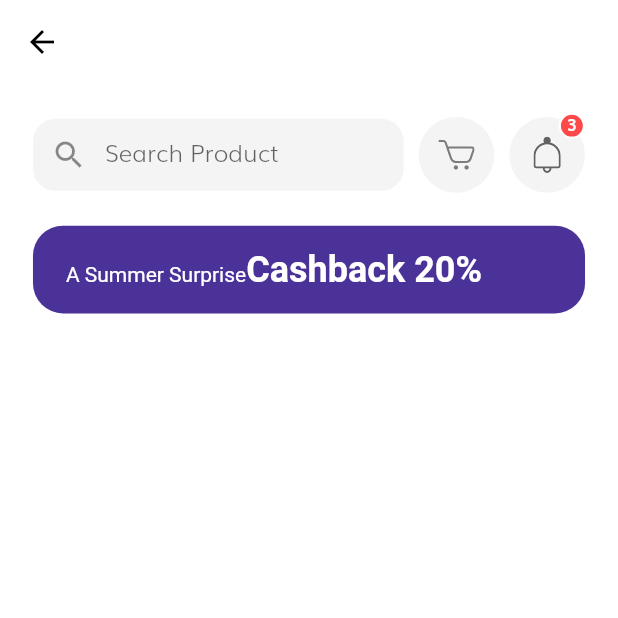
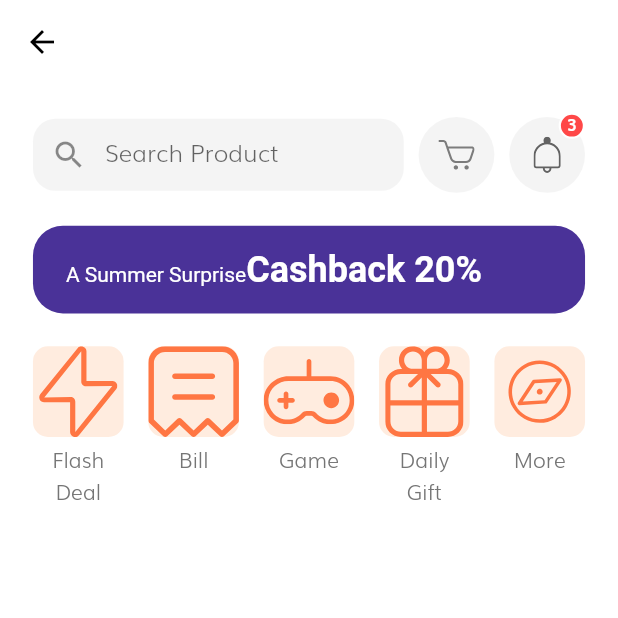
Before and after one commit to jackycsl/ecommerce_app, a Flutter app: the HomeScreen screen opened by its route, on a phone screen of 412 x 824 dp, the top half of it. Run offline on Flutter 3.47's test engine with Material 2 defaults, Android fonts, the phone set to English and light mode, and no system bars; our stand-ins replace flutter_svg.

```diff
--- a/lib/screens/home/components/body.dart
+++ b/lib/screens/home/components/body.dart
@@ -1,5 +1,6 @@
 import 'package:ecommerce_app/size_config.dart';
 import 'package:flutter/material.dart';
+import 'categories.dart';
 import 'discount_banner.dart';
 import 'home_header.dart';
 
@@ -13,7 +14,9 @@ class Body extends StatelessWidget {
             SizedBox(height: getProportionateScreenWidth(20)),
             HomeHeader(),
             SizedBox(height: getProportionateScreenWidth(20)),
-            DiscountBanner()
+            DiscountBanner(),
+            SizedBox(height: getProportionateScreenWidth(20)),
+            Categories(),
           ],
         ),
       ),
--- /dev/null
+++ b/lib/screens/home/components/categories.dart
@@ -0,0 +1,72 @@
+import 'package:flutter/material.dart';
+import 'package:flutter_svg/svg.dart';
+
+import '../../../size_config.dart';
+
+class Categories extends StatelessWidget {
+  @override
+  Widget build(BuildContext context) {
+    List<Map<String, dynamic>> categories = [
+      {"icon": "assets/icons/Flash Icon.svg", "text": "Flash Deal"},
+      {"icon": "assets/icons/Bill Icon.svg", "text": "Bill"},
+      {"icon": "assets/icons/Game Icon.svg", "text": "Game"},
+      {"icon": "assets/icons/Gift Icon.svg", "text": "Daily Gift"},
+      {"icon": "assets/icons/Discover.svg", "text": "More"},
+    ];
+    return Padding(
+      padding:
+          EdgeInsets.symmetric(horizontal: getProportionateScreenWidth(20)),
+      child: Row(
+        mainAxisAlignment: MainAxisAlignment.spaceBetween,
+        crossAxisAlignment: CrossAxisAlignment.start,
+        children: [
+          ...List.generate(
+            categories.length,
+            (index) => CategoryCard(
+              icon: categories[index]["icon"],
+              text: categories[index]["text"],
+              press: () {},
+            ),
+          )
+        ],
+      ),
+    );
+  }
+}
+
+class CategoryCard extends StatelessWidget {
+  const CategoryCard({
+    Key key,
+    @required this.icon,
+    @required this.text,
+    @required this.press,
+  }) : super(key: key);
+
+  final String icon, text;
+  final GestureTapCallback press;
+
+  @override
+  Widget build(BuildContext context) {
+    return GestureDetector(
+      onTap: press,
+      child: SizedBox(
+        width: getProportionateScreenWidth(55),
+        child: Column(
+          children: [
+            AspectRatio(
+              aspectRatio: 1,
+              child: Container(
+                decoration: BoxDecoration(
+                    color: Color(0xFFFFECDF),
+                    borderRadius: BorderRadius.circular(10)),
+                child: SvgPicture.asset(icon),
+              ),
+            ),
+            const SizedBox(height: 5),
+            Text(text, textAlign: TextAlign.center),
+          ],
+        ),
+      ),
+    );
+  }
+}
```
